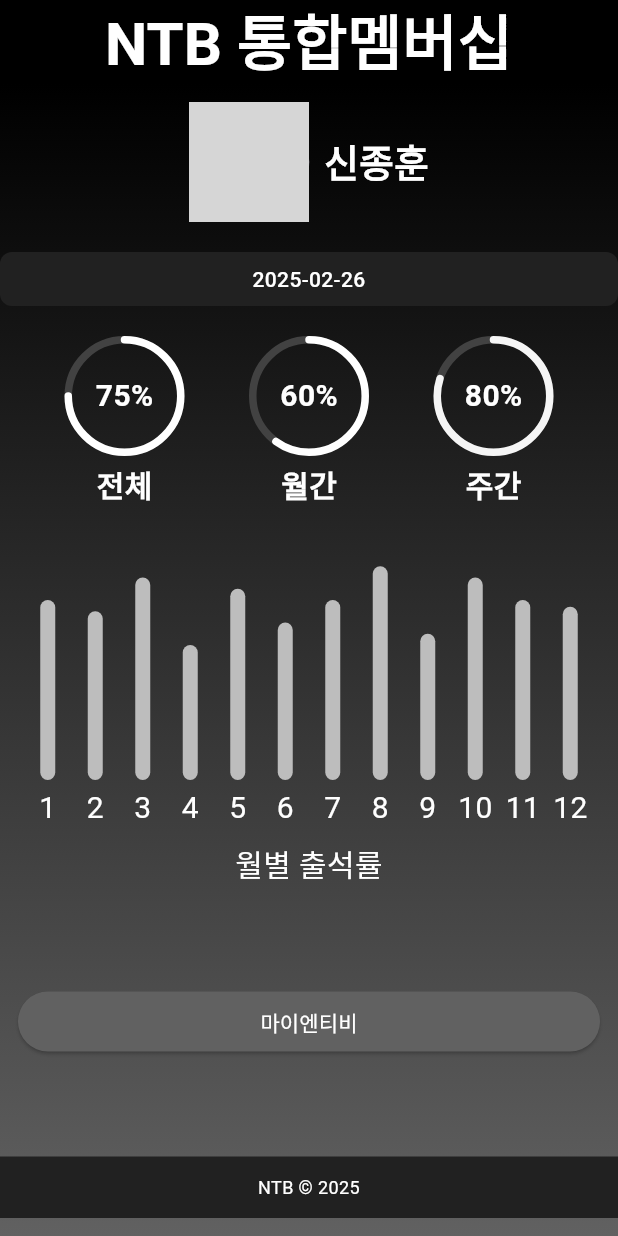
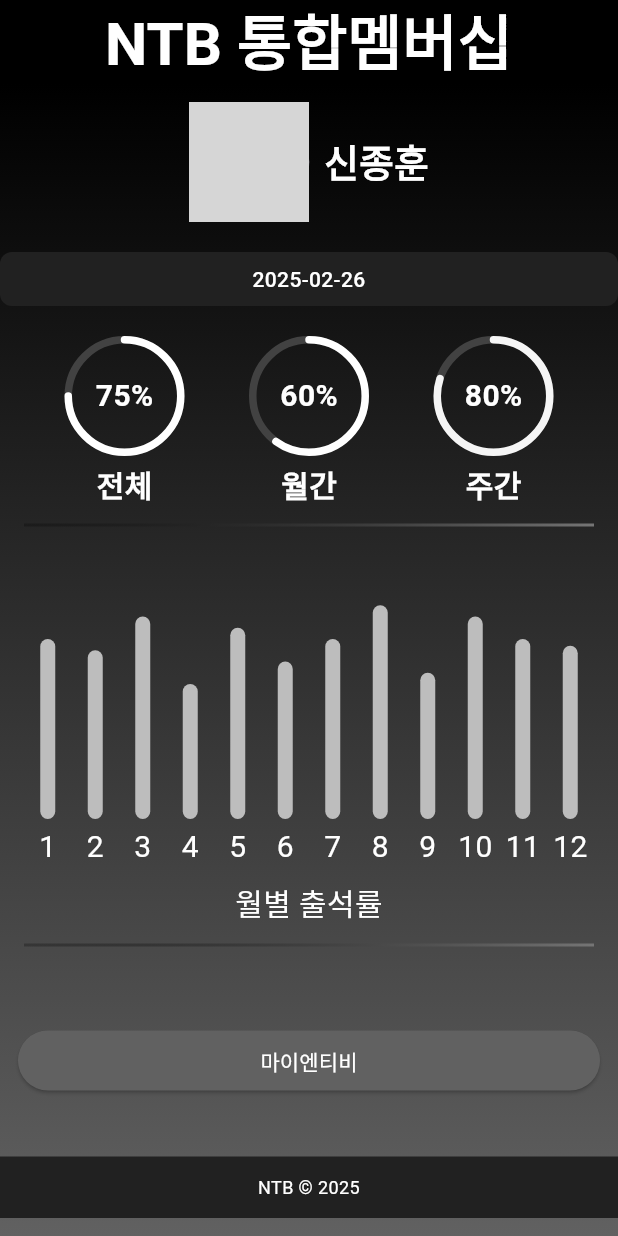
Before and after one commit to solardayz/ntb_app, a Flutter app: the screen it shows after launch, on a phone screen of 412 x 824 dp. Run offline on Flutter 3.47's test engine with Material 3 defaults, Android fonts, the phone set to English and light mode, and no system bars; drawn by our look-alikes of percent_indicator; network calls fail; grey boxes are pictures that could not be loaded.

Commit message:
Refactor: Add Dividers to Membership Screen UI
- Adds horizontal dividers before and after the monthly chart in the membership screen.
- The dividers are implemented using a `Container` with a `LinearGradient` background and are styled with a height of 2 and a margin.
- The colors used in the gradient are `Colors.black26` and `Colors.grey[600]`.

```diff
--- a/lib/screens/membership_screen.dart
+++ b/lib/screens/membership_screen.dart
@@ -110,6 +110,15 @@ class _MembershipScreenState extends State<MembershipScreen> {
               _buildDateSelector(),
               const SizedBox(height: 20),
               _buildStatCircles(),
+              Container(
+                margin: const EdgeInsets.symmetric(vertical: 12.0, horizontal: 16.0),
+                height: 2,
+                decoration: BoxDecoration(
+                  gradient: LinearGradient(
+                    colors: [Colors.black26, Colors.grey[600]!],
+                  ),
+                ),
+              ),
               const SizedBox(height: 16),
               _buildMonthlyChart(),
               const SizedBox(height: 8),
@@ -121,8 +130,18 @@ class _MembershipScreenState extends State<MembershipScreen> {
                   color: Colors.white,
                 ),
               ),
+              Container(
+                margin: const EdgeInsets.symmetric(vertical: 12.0, horizontal: 16.0),
+                height: 2,
+                decoration: BoxDecoration(
+                  gradient: LinearGradient(
+                    colors: [Colors.black26, Colors.grey[600]!],
+                  ),
+                ),
+              ),
               const Spacer(),
               _buildButton(),
+
               const Spacer(),
               _buildFooter(),
             ],
```
